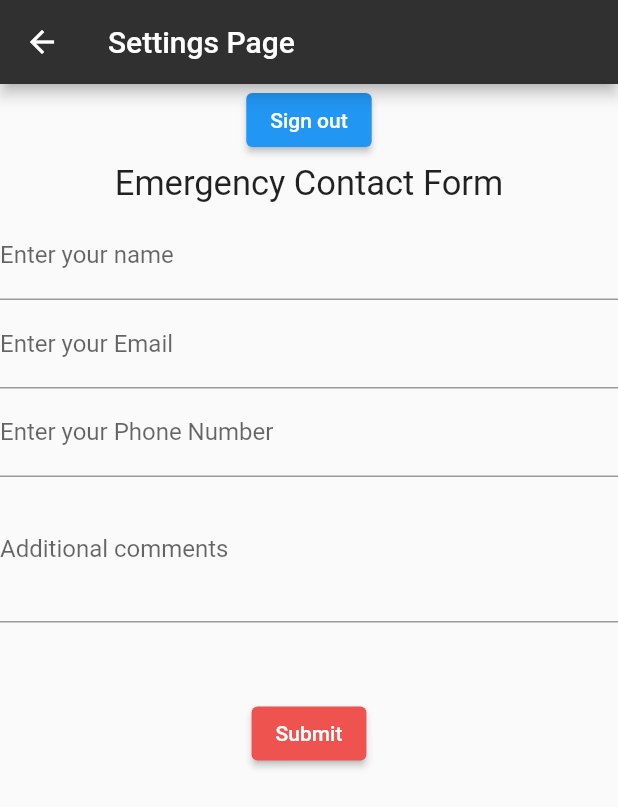
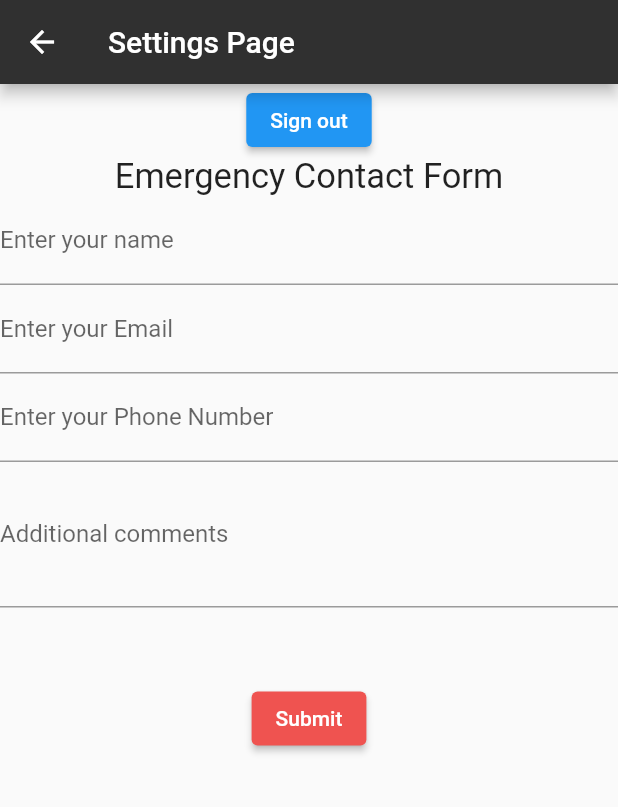
Before and after one commit to meetBOBpatel/TravelAdvisor, a Flutter app: the SettingsPage screen opened directly, on a phone screen of 412 x 824 dp. Shown: the top 807 px of the screen. Run offline on Flutter 3.47's test engine with Material 2 defaults, Android fonts, the phone set to English and light mode, and no system bars; our stand-ins replace auto_size_text, cloud_firestore, firebase_auth, firebase_core, firebase_database, focused_menu and 4 more; missing offline and left inert: maps_launcher; accounts and stored records are empty.

Commit message:
Update SettingsPage.dart

```diff
--- a/lib/SettingsPage.dart
+++ b/lib/SettingsPage.dart
@@ -55,14 +55,14 @@ class _SettingsPageState extends State<SettingsPage> {
                 context.read<AuthenticationService>().signOut();
               },
             ),
-            SizedBox(height: 5),
+//             SizedBox(height: 5),
             Text(
               "Emergency Contact Form",
               style: TextStyle(
                 fontSize: 23,
               ),
             ),
-            SizedBox(height: 5),
+//             SizedBox(height: 5),
             new Form(
                 key: _formKey,
                 child: Column(
```
